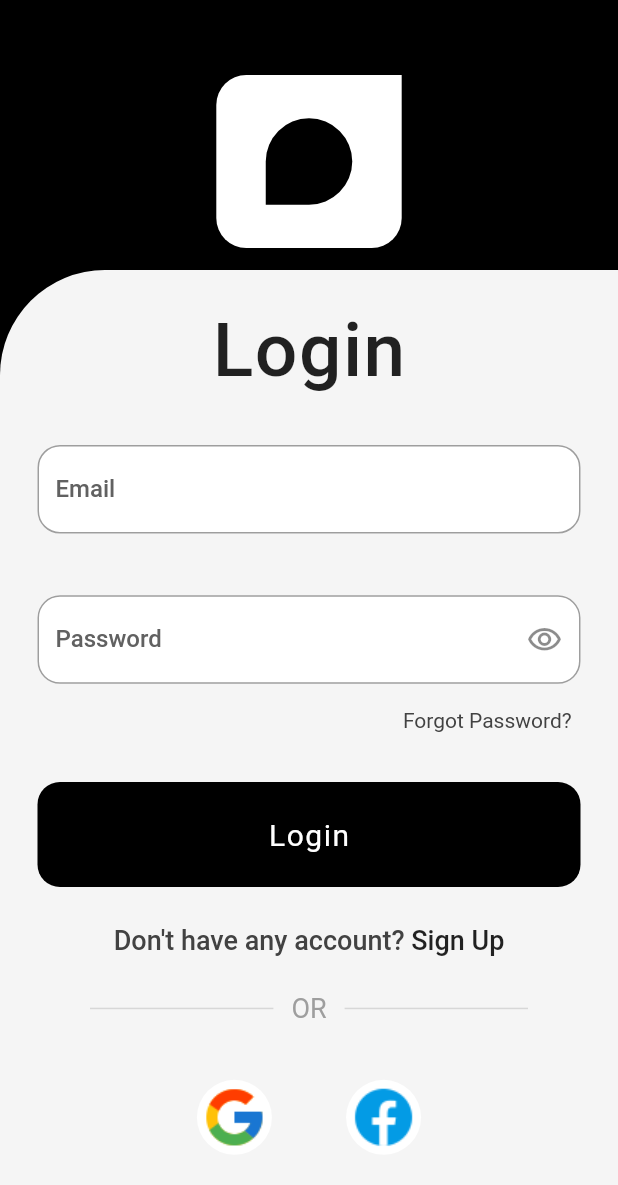
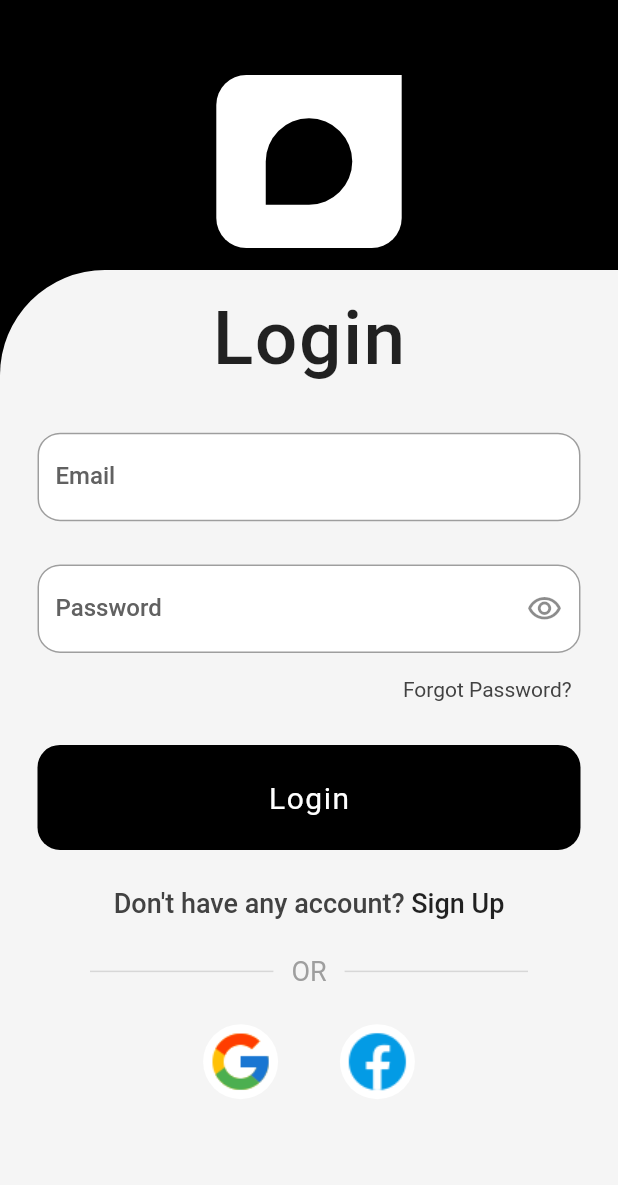
Before and after one commit to Tolbaax/Todo-app, a Flutter app: the screen it shows after launch, on a phone screen of 412 x 824 dp. Shown: the top 1185 px of the screen. Run offline on Flutter 3.47's test engine with Material 2 defaults, Android fonts, the phone set to English and light mode, and no system bars; our stand-ins replace animated_text_kit, cloud_firestore, firebase_auth, firebase_core, flutter_zoom_drawer, fluttertoast and 2 more; missing offline and left inert: flutter_facebook_auth; accounts and stored records are empty.

Commit message:
Initial Commit

```diff
--- a/lib/controller/store.dart
+++ b/lib/controller/store.dart
@@ -19,5 +19,4 @@ class Store {
     users.doc(uId).collection('tasks').doc(id).delete();
     showToast(text: '${title} Deleted', state: ToastState.error);
   }
-
 }
--- a/lib/shared/components/widgets/profile_image_widget.dart
+++ /dev/null
@@ -1 +0,0 @@
-// TODO Implement this library.
--- a/lib/view/screens/login_screen.dart
+++ b/lib/view/screens/login_screen.dart
@@ -74,7 +74,7 @@ class _LoginScreenState extends State<LoginScreen> {
               left: 0.0,
               right: 0.0,
               child: Container(
-                height: screenSize.height * 0.7,
+                height: screenSize.height * 1,
                 width: screenSize.width * 1,
                 decoration: BoxDecoration(
                   color: Colors.grey.shade100,
@@ -87,7 +87,7 @@ class _LoginScreenState extends State<LoginScreen> {
                   child: Column(
                     children: [
                       SizedBox(
-                        height: screenSize.height * 0.03,
+                        height: screenSize.height * 0.02,
                       ),
                       const Text(
                         'Login',
@@ -117,7 +117,7 @@ class _LoginScreenState extends State<LoginScreen> {
                               validate: validateEmail,
                             ),
                             SizedBox(
-                              height: screenSize.height * 0.05,
+                              height: screenSize.height * 0.035,
                             ),
                             defaultFormFiled(
                                 label: 'Password',
@@ -158,7 +158,7 @@ class _LoginScreenState extends State<LoginScreen> {
                         ],
                       ),
                       SizedBox(
-                        height: screenSize.height * 0.04,
+                        height: screenSize.height * 0.035,
                       ),
                       Padding(
                         padding: const EdgeInsets.only(
@@ -231,7 +231,7 @@ class _LoginScreenState extends State<LoginScreen> {
                         ],
                       ),
                       SizedBox(
-                        height: screenSize.height * 0.045,
+                        height: screenSize.height * 0.03,
                       ),
                       Row(
                         mainAxisAlignment: MainAxisAlignment.center,
@@ -257,7 +257,7 @@ class _LoginScreenState extends State<LoginScreen> {
                             ),
                           ),
                           SizedBox(
-                            width: screenSize.width * 0.12,
+                            width: screenSize.width * 0.1,
                           ),
                           InkWell(
                             onTap: () async {
```
